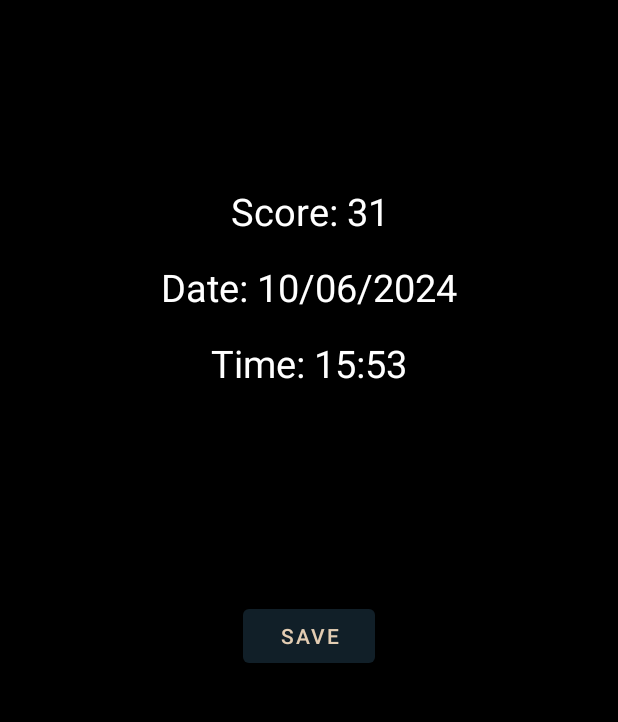
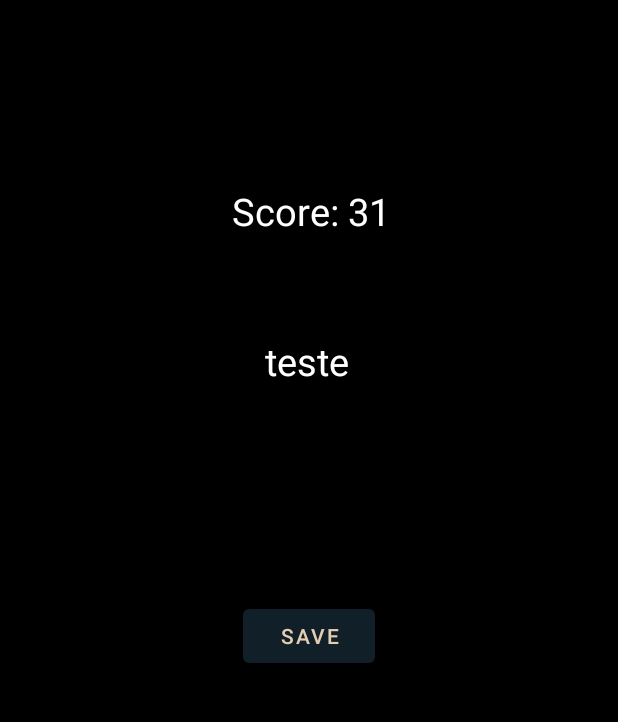
Before and after one commit to AndreyASchneider/TrabalhoDispositivosMoveis, an Android app: the SaveScoreActivity screen opened directly, with no data from a screen before it, on a phone screen of 412 x 824 dp, the part 84-806 px from its top. Run offline under Robolectric (Android 15) with nearby library versions, the phone set to English and light mode, and no system bars.

Commit message:
Adicionando parte com maps

```diff
--- a/app/src/main/java/com/example/codigomorse/GameActivity.java
+++ b/app/src/main/java/com/example/codigomorse/GameActivity.java
@@ -256,4 +256,10 @@ public class GameActivity extends AppCompatActivity {
         intent.putParcelableArrayListExtra("itemList", new ArrayList<>(enableLetterItemList));
         resultLauncher.launch(intent);
     }
+
+    public void onSaveScore(View view) {
+        Intent intent = new Intent(this, SaveScoreActivity.class);
+        intent.putParcelableArrayListExtra("itemList", new ArrayList<>(enableLetterItemList));
+        resultLauncher.launch(intent);
+    }
 }
--- a/app/src/main/java/com/example/codigomorse/SaveScoreActivity.java
+++ b/app/src/main/java/com/example/codigomorse/SaveScoreActivity.java
@@ -1,24 +1,99 @@
 package com.example.codigomorse;
 
+import android.Manifest;
+import android.annotation.SuppressLint;
+import android.content.pm.PackageManager;
+import android.location.Address;
+import android.location.Geocoder;
+import android.location.Location;
+import android.location.LocationListener;
+import android.location.LocationManager;
 import android.os.Bundle;
+import android.widget.TextView;
+import android.widget.Toast;
 
 import androidx.activity.EdgeToEdge;
+import androidx.annotation.NonNull;
 import androidx.appcompat.app.AppCompatActivity;
+import androidx.core.app.ActivityCompat;
+import androidx.core.content.ContextCompat;
 import androidx.core.graphics.Insets;
 import androidx.core.view.ViewCompat;
 import androidx.core.view.WindowInsetsCompat;
 
-public class SaveScoreActivity extends AppCompatActivity {
+import java.util.List;
+import java.util.Locale;
+
+public class SaveScoreActivity extends AppCompatActivity implements LocationListener {
+
+    TextView txtView_location_value;
+    LocationManager locationManager;
 
     @Override
     protected void onCreate(Bundle savedInstanceState) {
         super.onCreate(savedInstanceState);
         EdgeToEdge.enable(this);
         setContentView(R.layout.activity_save_score);
+
+        txtView_location_value = findViewById(R.id.location_value);
+
+        if (ContextCompat.checkSelfPermission(SaveScoreActivity.this, Manifest.permission.ACCESS_FINE_LOCATION) != PackageManager.PERMISSION_GRANTED) {
+            ActivityCompat.requestPermissions(SaveScoreActivity.this, new String[] {
+                    Manifest.permission.ACCESS_FINE_LOCATION
+            }, 100);
+        }
+
+        getLocation();
+
         ViewCompat.setOnApplyWindowInsetsListener(findViewById(R.id.main), (v, insets) -> {
             Insets systemBars = insets.getInsets(WindowInsetsCompat.Type.systemBars());
             v.setPadding(systemBars.left, systemBars.top, systemBars.right, systemBars.bottom);
             return insets;
         });
     }
+
+    @SuppressLint("MissingPermission")
+    private void getLocation() {
+        try {
+            locationManager = (LocationManager) getApplicationContext().getSystemService(LOCATION_SERVICE);
+            locationManager.requestLocationUpdates(LocationManager.GPS_PROVIDER, 5000, 5, SaveScoreActivity.this);
+        } catch (Exception e) {
+            e.printStackTrace();
+        }
+    }
+
+    @Override
+    public void onLocationChanged(@NonNull Location location) {
+        Toast.makeText(this, location.getLatitude()+","+location.getLongitude(), Toast.LENGTH_SHORT).show();
+
+        try {
+            Geocoder geocoder = new Geocoder(SaveScoreActivity.this, Locale.getDefault());
+            List<Address> addresses = geocoder.getFromLocation(location.getLatitude(), location.getLongitude(), 1);
+            String address = addresses.get(0).getAddressLine(0);
+
+            txtView_location_value.setText("testando 123");
+        } catch (Exception e) {
+            e.printStackTrace();
+        }
+    }
+
+    @Override
+    public void onLocationChanged(@NonNull List<Location> locations) {
+        LocationListener.super.onLocationChanged(locations);
+    }
+
+    @Override
+    public void onFlushComplete(int requestCode) {
+        LocationListener.super.onFlushComplete(requestCode);
+    }
+
+    @Override
+    public void onProviderEnabled(@NonNull String provider) {
+        LocationListener.super.onProviderEnabled(provider);
+    }
+
+    @Override
+    public void onProviderDisabled(@NonNull String provider) {
+        LocationListener.super.onProviderDisabled(provider);
+    }
 }
--- a/app/src/main/res/layout/activity_save_score.xml
+++ b/app/src/main/res/layout/activity_save_score.xml
@@ -22,9 +22,9 @@
         app:layout_constraintGuide_percent="0.14" />
 
     <TextView
-        android:id="@+id/textView"
-        android:layout_width="wrap_content"
-        android:layout_height="wrap_content"
+        android:id="@+id/lblScoreSave"
+        android:layout_width="106dp"
+        android:layout_height="34dp"
         android:layout_marginTop="16dp"
         android:text="Score: 31"
         android:textAlignment="textEnd"
@@ -34,32 +34,6 @@
         app:layout_constraintHorizontal_bias="0.5"
         app:layout_constraintStart_toStartOf="parent"
         app:layout_constraintTop_toTopOf="@+id/guideline10" />
-
-    <TextView
-        android:id="@+id/textView2"
-        android:layout_width="wrap_content"
-        android:layout_height="wrap_content"
-        android:layout_marginTop="16dp"
-        android:text="Date: 10/06/2024"
-        android:textColor="@color/white"
-        android:textSize="25sp"
-        app:layout_constraintEnd_toEndOf="parent"
-        app:layout_constraintHorizontal_bias="0.5"
-        app:layout_constraintStart_toStartOf="parent"
-        app:layout_constraintTop_toBottomOf="@+id/textView" />
-
-    <TextView
-        android:id="@+id/textView3"
-        android:layout_width="wrap_content"
-        android:layout_height="wrap_content"
-        android:layout_marginTop="16dp"
-        android:text="Time: 15:53"
-        android:textColor="@color/white"
-        android:textSize="25sp"
-        app:layout_constraintEnd_toEndOf="parent"
-        app:layout_constraintHorizontal_bias="0.5"
-        app:layout_constraintStart_toStartOf="parent"
-        app:layout_constraintTop_toBottomOf="@+id/textView2" />
 
     <androidx.constraintlayout.widget.Guideline
         android:id="@+id/guideline12"
@@ -79,4 +53,29 @@
         app:layout_constraintStart_toStartOf="parent"
         app:layout_constraintTop_toTopOf="@+id/guideline12" />
 
+    <TextView
+        android:id="@+id/location_title"
+        android:layout_width="186dp"
+        android:layout_height="34dp"
+        android:layout_marginTop="16dp"
+        android:textAlignment="center"
+        android:textColor="@color/white"
+        android:textSize="25sp"
+        app:layout_constraintTop_toBottomOf="@+id/lblScoreSave"
+        tools:layout_editor_absoluteX="112dp"
+        tools:text="Localização:" />
+
+    <TextView
+        android:id="@+id/location_value"
+        android:layout_width="186dp"
+        android:layout_height="34dp"
+        android:layout_marginStart="112dp"
+        android:layout_marginTop="16dp"
+        android:text="teste"
+        android:textAlignment="center"
+        android:textColor="@color/white"
+        android:textSize="25sp"
+        app:layout_constraintStart_toStartOf="parent"
+        app:layout_constraintTop_toBottomOf="@+id/location_title" />
+
 </androidx.constraintlayout.widget.ConstraintLayout>
--- a/app/src/main/res/values/strings.xml
+++ b/app/src/main/res/values/strings.xml
@@ -82,4 +82,5 @@
         <item>---..</item>
         <item>----.</item>
     </string-array>
+    <string name="title_activity_maps">MapsActivity</string>
 </resources>
--- a/build.gradle.kts
+++ b/build.gradle.kts
@@ -1,4 +1,5 @@
 // Top-level build file where you can add configuration options common to all sub-projects/modules.
 plugins {
     alias(libs.plugins.android.application) apply false
+    alias(libs.plugins.google.android.libraries.mapsplatform.secrets.gradle.plugin) apply false
 }
--- a/gradle/libs.versions.toml
+++ b/gradle/libs.versions.toml
@@ -11,6 +11,9 @@ lifecycleViewmodelKtx = "2.6.1"
 navigationFragment = "2.6.0"
 navigationUi = "2.6.0"
 activity = "1.8.0"
+googleAndroidLibrariesMapsplatformSecretsGradlePlugin = "2.0.1"
+playServicesMaps = "18.1.0"
+secretsGradlePlugin = "2.0.1"
 
 [libraries]
 junit = { group = "junit", name = "junit", version.ref = "junit" }
@@ -24,6 +27,9 @@ lifecycle-viewmodel-ktx = { group = "androidx.lifecycle", name = "lifecycle-view
 navigation-fragment = { group = "androidx.navigation", name = "navigation-fragment", version.ref = "navigationFragment" }
 navigation-ui = { group = "androidx.navigation", name = "navigation-ui", version.ref = "navigationUi" }
 activity = { group = "androidx.activity", name = "activity", version.ref = "activity" }
+play-services-maps = { group = "com.google.android.gms", name = "play-services-maps", version.ref = "playServicesMaps" }
+secrets-gradle-plugin = { module = "com.google.android.libraries.mapsplatform.secrets-gradle-plugin:secrets-gradle-plugin", version.ref = "secretsGradlePlugin" }
 
 [plugins]
 android-application = { id = "com.android.application", version.ref = "agp" }
+google-android-libraries-mapsplatform-secrets-gradle-plugin = { id = "com.google.android.libraries.mapsplatform.secrets-gradle-plugin", version.ref = "googleAndroidLibrariesMapsplatformSecretsGradlePlugin" }
```
Also changed, not shown: app/build.gradle.kts (+14 -0 lines), app/src/main/AndroidManifest.xml (+25 -9 lines), app/src/main/java/com/example/codigomorse/MapsActivity.java (added, +51 -0 lines), app/src/main/res/layout/activity_game.xml (+12 -0 lines), app/src/main/res/layout/activity_maps.xml (added, +20 -0 lines), 2 other files.
